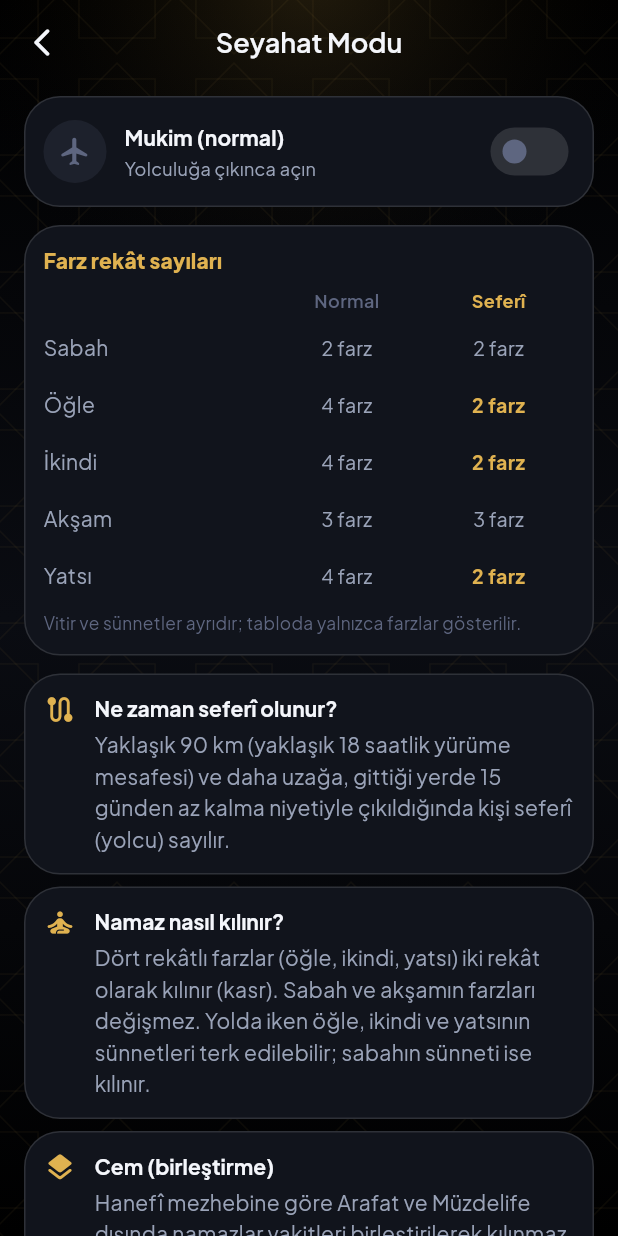
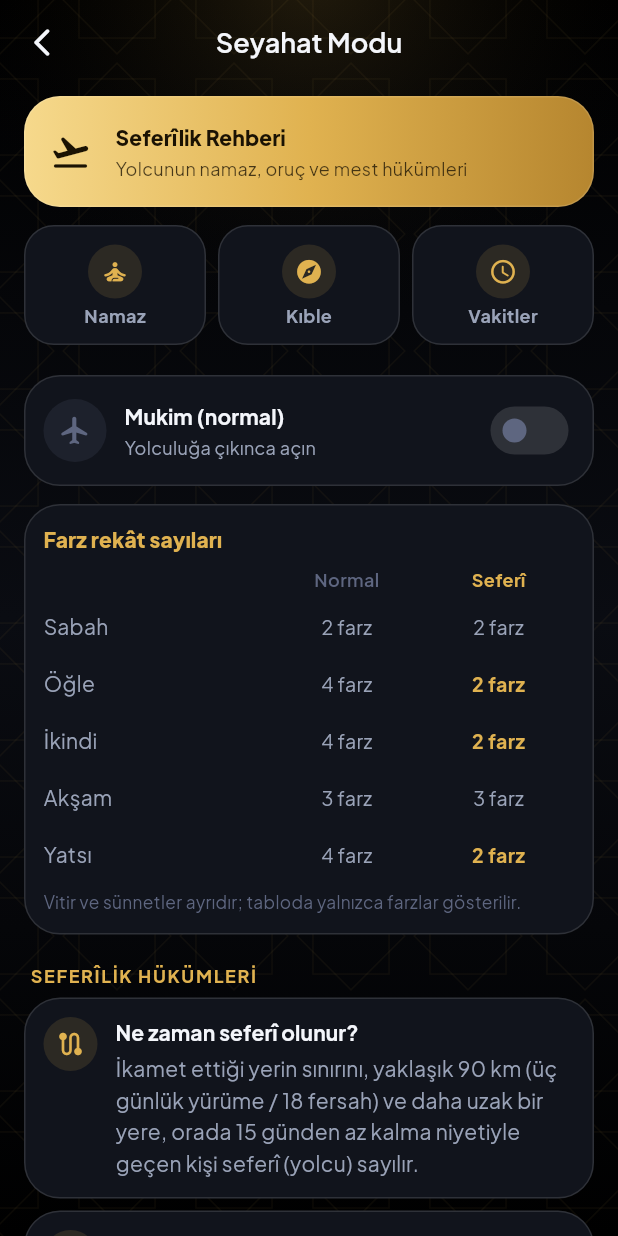
Before and after one commit to alirzakrg-a11y/selaya, a Flutter app: the TravelModeScreen screen opened by its route, on a phone screen of 412 x 824 dp. Run offline on Flutter 3.47's test engine with Material 3 defaults, Android fonts, the phone set to English and light mode, and no system bars; our stand-ins replace adhan, audio_service, cached_network_image, easy_localization, flutter_animate, flutter_compass and 18 more; missing offline and left inert: audio_session, gal, geomag; accounts and stored records are empty; network calls fail.

Commit message:
Seyahat (seferîlik) modu geliştirildi + adversaryal dini doğrulama
Kullanıcı: "seyahat modu".

Hac rehberi gibi seviye atladı:
- Gold gradyan hero başlık ("Seferîlik Rehberi") + hızlı linkler (Namaz / Kıble /
  Vakitler).
- Mevcut toggle (seferî aç/kapat) + rekât tablosu KORUNDU.
- 5 kural → 9 kural (yeni: VİTİR, CUMA & BAYRAM, NE ZAMAN MUKİMLİĞE DÖNÜLÜR,
  KAZA NAMAZLARI); içerik domain dosyasına taşındı: guides/domain/travel_basics.dart.
- Mesafe ifadesi düzeltildi: "18 saatlik yürüme" → "yaklaşık 90 km (üç günlük
  yürüme / 18 fersah)" + "yerleşim sınırını geçince seferî".
- Kaynak notu GuideSourceNote'a çevrildi.

DİNİ DOĞRULAMA (5-ajan adversaryal, Hanefî/Diyanet): mesafe/mukimlik, kasr/vitir,
cem/mest/oruç, cuma/kaza → HEPSİ DOĞRU teyit (0 kritik, 0 major). 1 değerli nüans
eklendi: 15 gün ikamet niyeti TEK/AYNI yerde olmalı; süreyi iki şehre bölen
seferî kalır.

DOĞRULAMA: emülatörde (Test_Cihazi) gözle test EDİLDİ — hero/linkler/toggle/tablo/
9 kural + düzeltilmiş mukimlik metni kusursuz render. analyze + build temiz.
v1.0.188+2189. Telefon mDNS hâlâ düşük → arm64 APK hazır, connect info gelince kurulacak.

Co-Authored-By: Claude Opus 4.8 (1M context) <noreply@anthropic.com>

```diff
--- /dev/null
+++ b/lib/features/guides/domain/travel_basics.dart
@@ -0,0 +1,109 @@
+import 'package:flutter/material.dart';
+
+/// Seferîlik (yolculuk) hükümleri — Hanefî mezhebi / Diyanet İşleri Başkanlığı
+/// esas alınarak hazırlanmıştır. Tereddüt hâlinde bir din görevlisine danışınız.
+class TravelRule {
+  final IconData icon;
+  final String titleTr, titleEn;
+  final String descTr, descEn;
+  const TravelRule(
+      this.icon, this.titleTr, this.titleEn, this.descTr, this.descEn);
+  String title(String l) => l == 'tr' ? titleTr : titleEn;
+  String desc(String l) => l == 'tr' ? descTr : descEn;
+}
+
+const travelRules = <TravelRule>[
+  TravelRule(
+    Icons.route_rounded,
+    'Ne zaman seferî olunur?',
+    'When do you become a traveler?',
+    'İkamet ettiği yerin sınırını, yaklaşık 90 km (üç günlük yürüme / 18 fersah) '
+        've daha uzak bir yere, orada 15 günden az kalma niyetiyle geçen kişi '
+        'seferî (yolcu) sayılır.',
+    'You become a traveler (musafir) once you pass the edge of your town toward a '
+        'place about 90 km or farther, intending to stay there fewer than 15 days.',
+  ),
+  TravelRule(
+    Icons.self_improvement_rounded,
+    'Namaz nasıl kılınır? (kasr)',
+    'How to pray (qasr)',
+    'Dört rekâtlı farzlar (öğle, ikindi, yatsı) iki rekât olarak kılınır (kasr). '
+        'Sabah ve akşamın farzları değişmez. Yolda iken dört rekâtlıların sünnetleri '
+        'terk edilebilir; sabahın sünneti ise kılınır.',
+    'The four-rakat obligatory prayers (Dhuhr, Asr, Isha) are shortened to two '
+        'rakats (qasr). Fajr and Maghrib are unchanged. While travelling the sunnahs '
+        'of the four-rakat prayers may be omitted; the Fajr sunnah is kept.',
+  ),
+  TravelRule(
+    Icons.bedtime_rounded,
+    'Vitir namazı',
+    'Witr prayer',
+    'Vitir namazı seferde kısalmaz; her zaman olduğu gibi üç rekât kılınır '
+        '(Hanefî mezhebinde vâciptir).',
+    'The Witr prayer is not shortened while travelling; it is prayed as three '
+        'rakats as usual (it is wajib in the Hanafi school).',
+  ),
+  TravelRule(
+    Icons.layers_rounded,
+    'Cem (birleştirme)',
+    'Combining (jam‘)',
+    'Hanefî mezhebine göre Arafat ve Müzdelife dışında namazlar vakitleri '
+        'birleştirilerek kılınmaz. Zaruret hâlinde, Diyanet seferde namazların cem '
+        'edilmesine cevaz vermektedir.',
+    'In the Hanafi school prayers are not combined except at Arafat and Muzdalifah. '
+        'In case of necessity, Diyanet permits combining prayers while travelling.',
+  ),
+  TravelRule(
+    Icons.front_hand_rounded,
+    'Mest üzerine mesh',
+    'Wiping over socks (masah)',
+    'Yolcu, abdestte mestleri üzerine 3 gün (72 saat) mesh edebilir. Mukim (yolcu '
+        'olmayan) için bu süre 1 gündür (24 saat).',
+    'A traveler may wipe over leather socks for 3 days (72 hours) in wudu, versus '
+        '1 day (24 hours) for a resident.',
+  ),
+  TravelRule(
+    Icons.no_food_rounded,
+    'Oruç',
+    'Fasting',
+    'Yolcu Ramazan orucunu tutmayıp sonra kaza edebilir. Güç yetiriyor ve '
+        'zorlanmıyorsa tutması daha faziletlidir.',
+    'A traveler may postpone the Ramadan fast and make it up later. If able and not '
+        'in hardship, fasting is more virtuous.',
+  ),
+  TravelRule(
+    Icons.groups_rounded,
+    'Cuma & bayram namazı',
+    'Friday & Eid prayers',
+    'Yolcuya cuma ve bayram namazı farz/vâcip değildir; dilerse kılabilir ve '
+        'kıldığında sahih olur. Cuma namazını kılan kişi ayrıca o günün öğle '
+        'namazını kılmaz.',
+    'Friday and Eid prayers are not obligatory for a traveler; he may pray them and '
+        'they are valid if he does. One who prays Friday does not also pray that '
+        'day’s Dhuhr.',
+  ),
+  TravelRule(
+    Icons.home_rounded,
+    'Ne zaman mukimliğe dönülür?',
+    'When do you become a resident again?',
+    'Bir (aynı) yerde 15 gün veya daha fazla kalmaya niyet eden kişi mukim olur ve '
+        'namazlarını tam kılar (süreyi iki ayrı yere bölmeye niyet eden seferî '
+        'kalır). Ayrıca kişi vatan-ı aslîsine (doğduğu, evlendiği veya yerleşmeye '
+        'karar verdiği yer) dönünce de mukim olur.',
+    'Intending to stay 15 days or more in ONE place makes you a resident again, '
+        'praying in full (splitting the time between two places keeps you a '
+        'traveler). You also become a resident upon returning to your home town '
+        '(where you were born, married, or settled).',
+  ),
+  TravelRule(
+    Icons.history_rounded,
+    'Kaza namazları',
+    'Missed (qada) prayers',
+    'Namaz, kaçırıldığı hâl üzere kaza edilir: seferde kaçan dört rekâtlı bir farz, '
+        'sonradan mukimken bile iki rekât kaza edilir; mukimken kaçan ise seferde de '
+        'dört rekât olarak kaza edilir.',
+    'A prayer is made up as it was missed: a four-rakat fard missed while travelling '
+        'is made up as two rakats even later at home; one missed while resident is '
+        'made up as four rakats even while travelling.',
+  ),
+];
--- a/lib/features/travel/presentation/travel_mode_screen.dart
+++ b/lib/features/travel/presentation/travel_mode_screen.dart
@@ -1,13 +1,17 @@
 import 'package:easy_localization/easy_localization.dart';
 import 'package:flutter/material.dart';
 import 'package:flutter_riverpod/flutter_riverpod.dart';
+import 'package:go_router/go_router.dart';
 
 import '../../../core/di/providers.dart';
 import '../../../core/localization/localized_text.dart';
+import '../../../core/router/routes.dart';
 import '../../../core/theme/app_colors.dart';
 import '../../../core/theme/app_spacing.dart';
 import '../../../core/widgets/selaya_card.dart';
 import '../../../core/widgets/selaya_scaffold.dart';
+import '../../guides/domain/travel_basics.dart';
+import '../../guides/presentation/guide_widgets.dart';
 
 /// Seferî (seyahat) modu — kullanıcı yolculuktayken namazların kısaltılması
 /// (kasr) ve diğer seferîlik hükümlerini gösterir. Durum cihazda saklanır
@@ -38,7 +42,8 @@ class TravelModeScreen extends ConsumerWidget {
 
   @override
   Widget build(BuildContext context, WidgetRef ref) {
-    final tr = context.langCode == 'tr';
+    final lang = context.langCode;
+    final tr = lang == 'tr';
     final c = context.colors;
     final on = ref.watch(travelModeProvider);
 
@@ -58,79 +63,6 @@ class TravelModeScreen extends ConsumerWidget {
             _Prayer('Isha', '4 fard', '2 fard', true),
           ];
 
-    final rules = tr
-        ? const [
-            (
-              Icons.route_rounded,
-              'Ne zaman seferî olunur?',
-              'Yaklaşık 90 km (yaklaşık 18 saatlik yürüme mesafesi) ve daha uzağa, '
-                  'gittiği yerde 15 günden az kalma niyetiyle çıkıldığında kişi '
-                  'seferî (yolcu) sayılır.'
-            ),
-            (
-              Icons.self_improvement_rounded,
-              'Namaz nasıl kılınır?',
-              'Dört rekâtlı farzlar (öğle, ikindi, yatsı) iki rekât olarak kılınır '
-                  '(kasr). Sabah ve akşamın farzları değişmez. Yolda iken öğle, '
-                  'ikindi ve yatsının sünnetleri terk edilebilir; sabahın sünneti '
-                  'ise kılınır.'
-            ),
-            (
-              Icons.layers_rounded,
-              'Cem (birleştirme)',
-              'Hanefî mezhebine göre Arafat ve Müzdelife dışında namazlar vakitleri '
-                  'birleştirilerek kılınmaz. Zaruret hâlinde, Diyanet seferde namazların '
-                  'cem edilmesine cevaz vermektedir.'
-            ),
-            (
-              Icons.front_hand_rounded,
-              'Mest üzerine mesh',
-              'Yolcu, abdestte mestleri üzerine 3 gün (72 saat) mesh edebilir. '
-                  'Mukim (yolcu olmayan) için bu süre 1 gündür (24 saat).'
-            ),
-            (
-              Icons.no_food_rounded,
-              'Oruç',
-              'Yolcu Ramazan orucunu tutmayıp sonra kaza edebilir. Güç yetiriyor ve '
-                  'zorlanmıyorsa tutması daha faziletlidir.'
-            ),
-          ]
-        : const [
-            (
-              Icons.route_rounded,
-              'When do you become a traveler?',
-              'You are considered a traveler (musafir) when you set out to a place '
-                  'about 90 km or farther, intending to stay there fewer than 15 days.'
-            ),
-            (
-              Icons.self_improvement_rounded,
-              'How to pray',
-              'The four-rakat obligatory prayers (Dhuhr, Asr, Isha) are shortened to '
-                  'two rakats (qasr). Fajr and Maghrib are unchanged. While travelling '
-                  'the sunnahs of Dhuhr, Asr and Isha may be omitted; the Fajr sunnah '
-                  'is kept.'
-            ),
-            (
-              Icons.layers_rounded,
-              'Combining (jam‘)',
-              'In the Hanafi school prayers are not combined except at Arafat and '
-                  'Muzdalifah. In case of necessity, Diyanet permits combining prayers '
-                  'while travelling.'
-            ),
-            (
-              Icons.front_hand_rounded,
-              'Wiping over socks (masah)',
-              'A traveler may wipe over leather socks for 3 days (72 hours) in wudu, '
-                  'versus 1 day (24 hours) for a resident.'
-            ),
-            (
-              Icons.no_food_rounded,
-              'Fasting',
-              'A traveler may postpone the Ramadan fast and make it up later. If able '
-                  'and not in hardship, fasting is more virtuous.'
-            ),
-          ];
-
     return SelayaScaffold(
       title: 'travel.title'.tr(),
       showBack: true,
@@ -138,6 +70,29 @@ class TravelModeScreen extends ConsumerWidget {
         padding: const EdgeInsets.fromLTRB(
             AppSpacing.base, AppSpacing.sm, AppSpacing.base, AppSpacing.xxxl),
         children: [
+          _Header(tr: tr),
+          const Gap.md(),
+          Row(children: [
+            Expanded(
+                child: GuideQuickLink(
+                    icon: Icons.self_improvement_rounded,
+                    label: tr ? 'Namaz' : 'Salah',
+                    onTap: () => context.push(Routes.namazGuide))),
+            const Gap.sm(),
+            Expanded(
+                child: GuideQuickLink(
+                    icon: Icons.explore_rounded,
+                    label: tr ? 'Kıble' : 'Qibla',
+                    onTap: () => context.push(Routes.qibla))),
+            const Gap.sm(),
+            Expanded(
+                child: GuideQuickLink(
+                    icon: Icons.schedule_rounded,
+                    label: tr ? 'Vakitler' : 'Times',
+                    onTap: () => context.push(Routes.times))),
+          ]),
+          const Gap.lg(),
+
           // Durum kartı (aç/kapat)
           SelayaCard(
             padding: const EdgeInsets.all(AppSpacing.md),
@@ -147,8 +102,8 @@ class TravelModeScreen extends ConsumerWidget {
                   padding: const EdgeInsets.all(10),
                   decoration: BoxDecoration(
                     shape: BoxShape.circle,
-                    color: (on ? c.gold : c.textTertiary)
-                        .withValues(alpha: 0.16),
+                    color:
+                        (on ? c.gold : c.textTertiary).withValues(alpha: 0.16),
                   ),
                   child: Icon(Icons.flight_rounded,
                       color: on ? c.gold : c.textTertiary),
@@ -190,6 +145,7 @@ class TravelModeScreen extends ConsumerWidget {
             ),
           ),
           const Gap.md(),
+
           // Rekât tablosu
           SelayaCard(
             padding: const EdgeInsets.all(AppSpacing.md),
@@ -278,63 +234,52 @@ class TravelModeScreen extends ConsumerWidget {
               ],
             ),
           ),
-          const Gap.md(),
-          for (final r in rules) ...[
-            SelayaCard(
-              padding: const EdgeInsets.all(AppSpacing.md),
-              child: Row(
-                crossAxisAlignment: CrossAxisAlignment.start,
-                children: [
-                  Icon(r.$1, color: c.gold, size: 22),
-                  const Gap.md(),
-                  Expanded(
-                    child: Column(
-                      crossAxisAlignment: CrossAxisAlignment.start,
-                      children: [
-                        Text(r.$2,
-                            style: Theme.of(context)
-                                .textTheme
-                                .titleSmall
-                                ?.copyWith(fontWeight: FontWeight.w700)),
-                        const Gap.xs(),
-                        Text(r.$3,
-                            style: Theme.of(context)
-                                .textTheme
-                                .bodyMedium
-                                ?.copyWith(
-                                    color: c.textSecondary, height: 1.5)),
-                      ],
-                    ),
-                  ),
-                ],
-              ),
-            ),
+          const Gap.lg(),
+
+          // Seferîlik hükümleri (kart kart)
+          GuideSectionLabel(tr ? 'SEFERÎLİK HÜKÜMLERİ' : 'TRAVEL RULINGS'),
+          const Gap.sm(),
+          for (final r in travelRules) ...[
+            _RuleCard(rule: r, lang: lang),
             const Gap.sm(),
           ],
           const Gap.sm(),
-          Container(
-            padding: const EdgeInsets.all(AppSpacing.md),
-            decoration: BoxDecoration(
-              color: c.gold.withValues(alpha: 0.08),
-              borderRadius: AppRadius.rMd,
-              border: Border.all(color: c.gold.withValues(alpha: 0.2)),
-            ),
-            child: Row(
+          GuideSourceNote(tr
+              ? 'Bilgiler Hanefî mezhebi ve Diyanet İşleri Başkanlığı esas alınarak hazırlanmıştır. Tereddüt hâlinde bir din görevlisine danışınız.'
+              : 'Information is based on the Hanafi school and Diyanet. When in doubt, consult a scholar.'),
+        ],
+      ),
+    );
+  }
+}
+
+/// Üst başlık — altın gradyanlı tanıtım kartı.
+class _Header extends StatelessWidget {
+  final bool tr;
+  const _Header({required this.tr});
+  @override
+  Widget build(BuildContext context) {
+    final c = context.colors;
+    return SelayaCard(
+      gradient: LinearGradient(colors: c.goldGradient),
+      child: Row(
+        children: [
+          Icon(Icons.flight_takeoff_rounded, color: c.onGold, size: 28),
+          const Gap.base(),
+          Expanded(
+            child: Column(
               crossAxisAlignment: CrossAxisAlignment.start,
               children: [
-                Icon(Icons.menu_book_rounded, color: c.gold, size: 18),
-                const Gap.sm(),
-                Expanded(
-                  child: Text(
+                Text(tr ? 'Seferîlik Rehberi' : 'Traveler’s Guide',
+                    style: Theme.of(context).textTheme.titleSmall?.copyWith(
+                        color: c.onGold, fontWeight: FontWeight.w800)),
+                const Gap.xxs(),
+                Text(
                     tr
-                        ? 'Bilgiler Hanefî mezhebi ve Diyanet İşleri Başkanlığı esas alınarak '
-                            'hazırlanmıştır. Tereddüt hâlinde bir din görevlisine danışınız.'
-                        : 'Information is based on the Hanafi school and Diyanet. When in '
-                            'doubt, consult a scholar.',
+                        ? 'Yolcunun namaz, oruç ve mest hükümleri'
+                        : 'A traveler’s prayer, fasting and masah rulings',
                     style: TextStyle(
-                        color: c.textTertiary, fontSize: 11.5, height: 1.4),
-                  ),
-                ),
+                        color: c.onGold.withValues(alpha: 0.78), fontSize: 12)),
               ],
             ),
           ),
@@ -343,3 +288,47 @@ class TravelModeScreen extends ConsumerWidget {
     );
   }
 }
+
+/// Tek bir seferîlik hükmü kartı (ikon + başlık + açıklama).
+class _RuleCard extends StatelessWidget {
+  final TravelRule rule;
+  final String lang;
+  const _RuleCard({required this.rule, required this.lang});
+  @override
+  Widget build(BuildContext context) {
+    final c = context.colors;
+    return SelayaCard(
+      padding: const EdgeInsets.all(AppSpacing.md),
+      child: Row(
+        crossAxisAlignment: CrossAxisAlignment.start,
+        children: [
+          Container(
+            padding: const EdgeInsets.all(8),
+            decoration: BoxDecoration(
+                shape: BoxShape.circle, color: c.gold.withValues(alpha: 0.13)),
+            child: Icon(rule.icon, color: c.gold, size: 20),
+          ),
+          const Gap.md(),
+          Expanded(
+            child: Column(
+              crossAxisAlignment: CrossAxisAlignment.start,
+              children: [
+                Text(rule.title(lang),
+                    style: Theme.of(context)
+                        .textTheme
+                        .titleSmall
+                        ?.copyWith(fontWeight: FontWeight.w700)),
+                const Gap.xs(),
+                Text(rule.desc(lang),
+                    style: Theme.of(context)
+                        .textTheme
+                        .bodyMedium
+                        ?.copyWith(color: c.textSecondary, height: 1.5)),
+              ],
+            ),
+          ),
+        ],
+      ),
+    );
+  }
+}
--- a/pubspec.yaml
+++ b/pubspec.yaml
@@ -1,7 +1,7 @@
 name: selaya
 description: "SELAYA — More Than Prayer Times. Premium Islamic lifestyle & prayer companion."
 publish_to: 'none'
-version: 1.0.187+2188
+version: 1.0.188+2189
 
 environment:
   sdk: ^3.12.0
```
